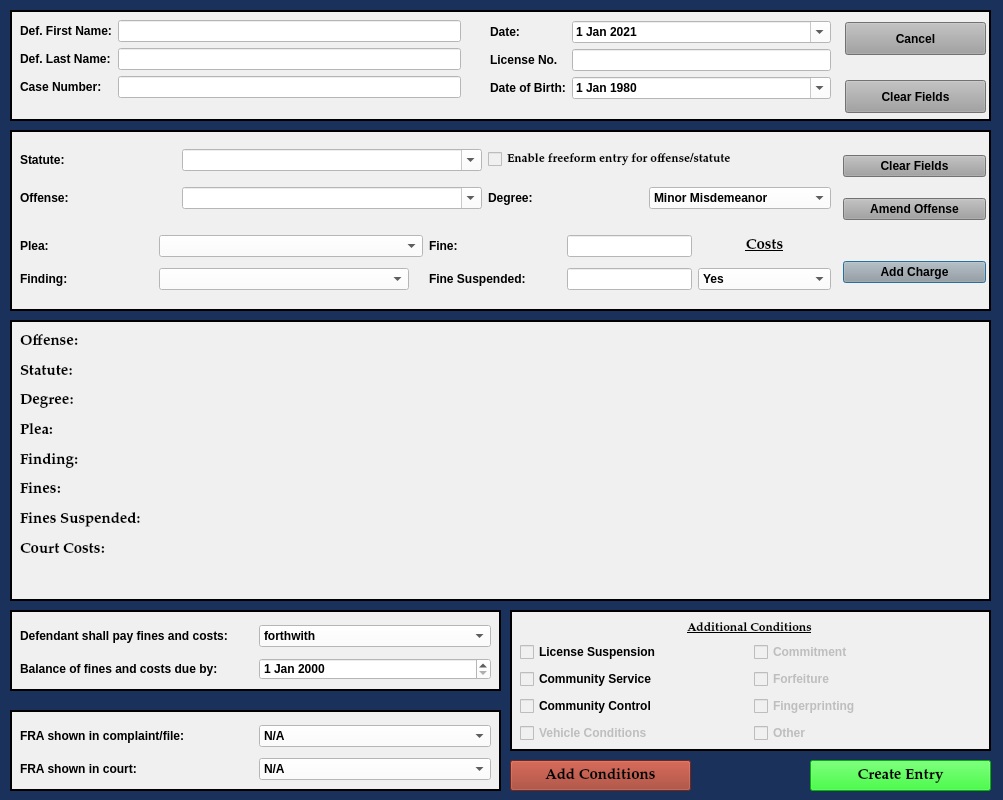
HunterProgram22/MuniEntry, file resources/ui/MinorMisdemeanorDialog.ui: the form before one commit.
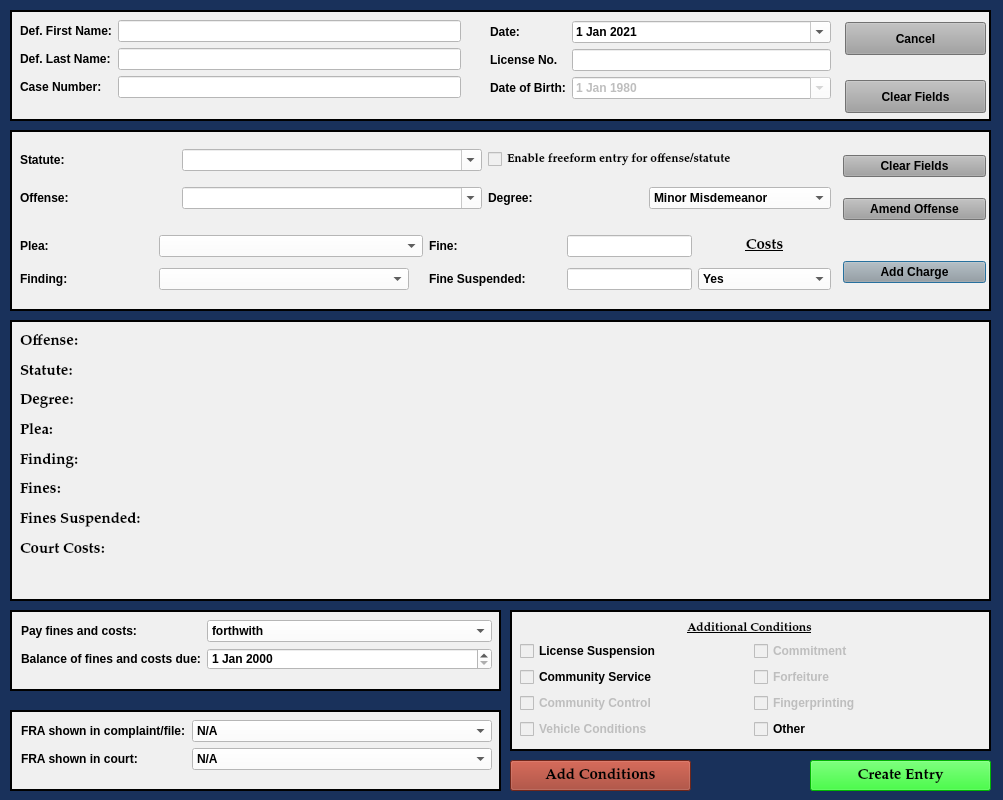
The form after the commit.

The edit to the form file:
```diff
--- a/resources/ui/MinorMisdemeanorDialog.ui
+++ b/resources/ui/MinorMisdemeanorDialog.ui
@@ -839,7 +839,7 @@
       <x>480</x>
       <y>11</y>
       <width>341</width>
-      <height>91</height>
+      <height>96</height>
      </rect>
     </property>
     <layout class="QFormLayout" name="formLayout_4">
@@ -915,6 +915,9 @@
      </item>
      <item row="2" column="1">
       <widget class="QDateEdit" name="defendant_birth_date">
+       <property name="enabled">
+        <bool>false</bool>
+       </property>
        <property name="focusPolicy">
         <enum>Qt::NoFocus</enum>
        </property>
@@ -944,7 +947,7 @@
       <x>10</x>
       <y>10</y>
       <width>441</width>
-      <height>95</height>
+      <height>98</height>
      </rect>
     </property>
     <layout class="QFormLayout" name="formLayout">
@@ -1029,16 +1032,23 @@
    <property name="lineWidth">
     <number>2</number>
    </property>
-   <widget class="QWidget" name="layoutWidget_3">
+   <widget class="QWidget" name="">
     <property name="geometry">
      <rect>
-      <x>10</x>
+      <x>11</x>
       <y>10</y>
       <width>471</width>
-      <height>65</height>
+      <height>64</height>
      </rect>
     </property>
-    <layout class="QGridLayout" name="gridLayout_2">
+    <layout class="QFormLayout" name="formLayout_2">
+     <item row="0" column="0">
+      <widget class="QLabel" name="label_9">
+       <property name="text">
+        <string>Pay fines and costs:</string>
+       </property>
+      </widget>
+     </item>
      <item row="0" column="1">
       <widget class="QComboBox" name="ability_to_pay_box">
        <property name="styleSheet">
@@ -1066,17 +1076,10 @@
        </item>
       </widget>
      </item>
-     <item row="0" column="0">
-      <widget class="QLabel" name="label_9">
-       <property name="text">
-        <string>Defendant shall pay fines and costs:</string>
-       </property>
-      </widget>
-     </item>
      <item row="1" column="0">
       <widget class="QLabel" name="label_18">
        <property name="text">
-        <string>Balance of fines and costs due by:</string>
+        <string>Balance of fines and costs due:</string>
        </property>
       </widget>
      </item>
@@ -1130,38 +1133,16 @@
    <property name="lineWidth">
     <number>2</number>
    </property>
-   <widget class="QWidget" name="layoutWidget_4">
+   <widget class="QWidget" name="">
     <property name="geometry">
      <rect>
-      <x>10</x>
+      <x>11</x>
       <y>10</y>
       <width>471</width>
       <height>66</height>
      </rect>
     </property>
-    <layout class="QGridLayout" name="gridLayout_4">
-     <item row="0" column="1">
-      <widget class="QComboBox" name="fra_in_file_box">
-       <property name="styleSheet">
-        <string notr="true">background-color: rgb(255, 255, 255);</string>
-       </property>
-       <item>
-        <property name="text">
-         <string>N/A</string>
-        </property>
-       </item>
-       <item>
-        <property name="text">
-         <string>Yes</string>
-        </property>
-       </item>
-       <item>
-        <property name="text">
-         <string>No</string>
-        </property>
-       </item>
-      </widget>
-     </item>
+    <layout class="QFormLayout" name="formLayout_3">
      <item row="0" column="0">
       <widget class="QLabel" name="label_21">
        <property name="text">
@@ -1169,6 +1150,28 @@
        </property>
       </widget>
      </item>
+     <item row="0" column="1">
+      <widget class="QComboBox" name="fra_in_file_box">
+       <property name="styleSheet">
+        <string notr="true">background-color: rgb(255, 255, 255);</string>
+       </property>
+       <item>
+        <property name="text">
+         <string>N/A</string>
+        </property>
+       </item>
+       <item>
+        <property name="text">
+         <string>Yes</string>
+        </property>
+       </item>
+       <item>
+        <property name="text">
+         <string>No</string>
+        </property>
+       </item>
+      </widget>
+     </item>
      <item row="1" column="0">
       <widget class="QLabel" name="label_22">
        <property name="text">
@@ -1256,7 +1259,7 @@
       <x>10</x>
       <y>31</y>
       <width>461</width>
-      <height>104</height>
+      <height>101</height>
      </rect>
     </property>
     <layout class="QGridLayout" name="gridLayout_5">
@@ -1303,7 +1306,7 @@
      <item row="2" column="0">
       <widget class="QCheckBox" name="community_control_checkBox">
        <property name="enabled">
-        <bool>true</bool>
+        <bool>false</bool>
        </property>
        <property name="text">
         <string>Community Control</string>
@@ -1339,7 +1342,7 @@
      <item row="3" column="1">
       <widget class="QCheckBox" name="checkBox_8">
        <property name="enabled">
-        <bool>false</bool>
+        <bool>true</bool>
        </property>
        <property name="focusPolicy">
         <enum>Qt::NoFocus</enum>
```
Left out of the diff: 5 changed lines with no effect on the pictures.
